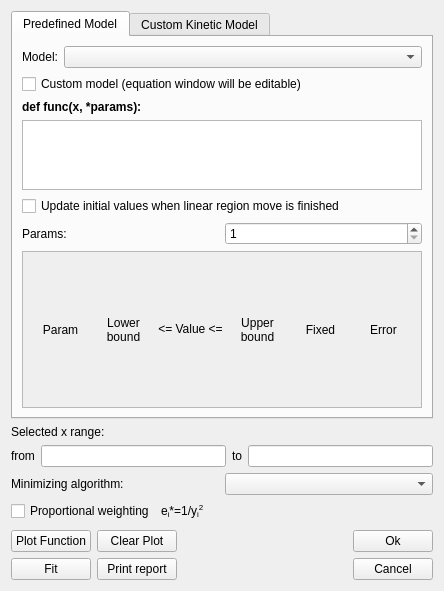
dmadea/Spectra-Manipulator, file spectramanipulator/dialogs/gui_fit_widget.ui: the form before one commit.
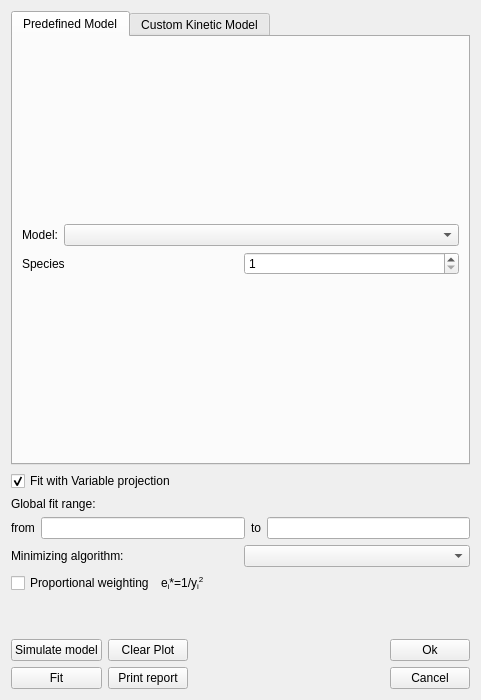
The form after the commit. Custom widgets are drawn as their Qt base class.

What changed in the file:
```diff
--- a/spectramanipulator/dialogs/gui_fit_widget.ui
+++ b/spectramanipulator/dialogs/gui_fit_widget.ui
@@ -6,8 +6,8 @@
    <rect>
     <x>0</x>
     <y>0</y>
-    <width>444</width>
-    <height>591</height>
+    <width>481</width>
+    <height>700</height>
    </rect>
   </property>
   <property name="windowTitle">
@@ -15,7 +15,7 @@
   </property>
   <layout class="QGridLayout" name="gridLayout_4">
    <item row="0" column="0">
-    <layout class="QVBoxLayout" name="verticalLayout_3">
+    <layout class="QVBoxLayout" name="verticalLayout_4">
      <item>
       <widget class="QTabWidget" name="tabWidget">
        <property name="sizePolicy">
@@ -32,7 +32,7 @@
          <string>Predefined Model</string>
         </attribute>
         <layout class="QGridLayout" name="gridLayout">
-         <item row="0" column="0">
+         <item row="1" column="0">
           <layout class="QVBoxLayout" name="verticalLayout">
            <item>
             <layout class="QHBoxLayout" name="horizontalLayout_4">
@@ -55,64 +55,12 @@
              </item>
             </layout>
            </item>
-           <item>
-            <widget class="QCheckBox" name="cbCustom">
-             <property name="text">
-              <string>Custom model (equation window will be editable)</string>
-             </property>
-            </widget>
-           </item>
-           <item>
-            <widget class="QLabel" name="label">
-             <property name="text">
-              <string>&lt;html&gt;&lt;head/&gt;&lt;body&gt;&lt;p&gt;&lt;span style=&quot; font-weight:600;&quot;&gt;def func(x, *params):&lt;/span&gt;&lt;/p&gt;&lt;/body&gt;&lt;/html&gt;</string>
-             </property>
-            </widget>
-           </item>
-           <item>
-            <widget class="QPlainTextEdit" name="pteEquation">
-             <property name="sizePolicy">
-              <sizepolicy hsizetype="Expanding" vsizetype="Expanding">
-               <horstretch>0</horstretch>
-               <verstretch>4</verstretch>
-              </sizepolicy>
-             </property>
-             <property name="minimumSize">
-              <size>
-               <width>0</width>
-               <height>0</height>
-              </size>
-             </property>
-             <property name="maximumSize">
-              <size>
-               <width>16777215</width>
-               <height>16777215</height>
-              </size>
-             </property>
-             <property name="plainText">
-              <string/>
-             </property>
-            </widget>
-           </item>
-           <item>
-            <widget class="QCheckBox" name="cbUpdateInitValues">
-             <property name="sizePolicy">
-              <sizepolicy hsizetype="Ignored" vsizetype="Fixed">
-               <horstretch>0</horstretch>
-               <verstretch>0</verstretch>
-              </sizepolicy>
-             </property>
-             <property name="text">
-              <string>Update initial values when linear region move is finished</string>
-             </property>
-            </widget>
-           </item>
            <item>
             <layout class="QHBoxLayout" name="horizontalLayout_3">
              <item>
               <widget class="QLabel" name="label_9">
                <property name="text">
-                <string>Params:</string>
+                <string>Species</string>
                </property>
               </widget>
              </item>
@@ -122,109 +70,12 @@
                 <number>1</number>
                </property>
                <property name="maximum">
-                <number>10</number>
+                <number>20</number>
                </property>
               </widget>
              </item>
             </layout>
            </item>
-           <item>
-            <widget class="QScrollArea" name="scrollArea_2">
-             <property name="sizePolicy">
-              <sizepolicy hsizetype="Expanding" vsizetype="Expanding">
-               <horstretch>0</horstretch>
-               <verstretch>10</verstretch>
-              </sizepolicy>
-             </property>
-             <property name="horizontalScrollBarPolicy">
-              <enum>Qt::ScrollBarAlwaysOff</enum>
-             </property>
-             <property name="widgetResizable">
-              <bool>true</bool>
-             </property>
-             <widget class="QWidget" name="scrollAreaWidgetContents_3">
-              <property name="geometry">
-               <rect>
-                <x>0</x>
-                <y>0</y>
-                <width>388</width>
-                <height>86</height>
-               </rect>
-              </property>
-              <layout class="QGridLayout" name="gridLayout_6">
-               <item row="0" column="0">
-                <layout class="QGridLayout" name="predefGridLayout">
-                 <item row="0" column="4">
-                  <widget class="QLabel" name="label_7">
-                   <property name="text">
-                    <string>Fixed</string>
-                   </property>
-                   <property name="alignment">
-                    <set>Qt::AlignCenter</set>
-                   </property>
-                  </widget>
-                 </item>
-                 <item row="0" column="0">
-                  <widget class="QLabel" name="label_3">
-                   <property name="text">
-                    <string>Param</string>
-                   </property>
-                   <property name="alignment">
-                    <set>Qt::AlignCenter</set>
-                   </property>
-                   <property name="margin">
-                    <number>0</number>
-                   </property>
-                  </widget>
-                 </item>
-                 <item row="0" column="5">
-                  <widget class="QLabel" name="label_8">
-                   <property name="text">
-                    <string>Error</string>
-                   </property>
-                   <property name="alignment">
-                    <set>Qt::AlignCenter</set>
-                   </property>
-                  </widget>
-                 </item>
-                 <item row="0" column="3">
-                  <widget class="QLabel" name="label_6">
-                   <property name="text">
-                    <string>Upper
-bound</string>
-                   </property>
-                   <property name="alignment">
-                    <set>Qt::AlignCenter</set>
-                   </property>
-                  </widget>
-                 </item>
-                 <item row="0" column="1">
-                  <widget class="QLabel" name="label_4">
-                   <property name="text">
-                    <string>Lower
-bound</string>
-                   </property>
-                   <property name="alignment">
-                    <set>Qt::AlignCenter</set>
-                   </property>
-                  </widget>
-                 </item>
-                 <item row="0" column="2">
-                  <widget class="QLabel" name="label_5">
-                   <property name="text">
-                    <string>&lt;= Value &lt;=</string>
-                   </property>
-                   <property name="alignment">
-                    <set>Qt::AlignCenter</set>
-                   </property>
-                  </widget>
-                 </item>
-                </layout>
-               </item>
-              </layout>
-             </widget>
-            </widget>
-           </item>
           </layout>
          </item>
         </layout>
@@ -434,9 +285,21 @@
       </widget>
      </item>
      <item>
+      <layout class="QVBoxLayout" name="verticalLayout_3">
+       <item>
+        <widget class="QCheckBox" name="cbVarPro">
+         <property name="text">
+          <string>Fit with Variable projection</string>
+         </property>
+         <property name="checked">
+          <bool>true</bool>
+         </property>
+        </widget>
+       </item>
+       <item>
       <widget class="QLabel" name="label_10">
        <property name="text">
-        <string>Selected x range:</string>
+          <string>Global fit range:</string>
        </property>
       </widget>
      </item>
@@ -562,7 +425,7 @@
        <item row="0" column="0">
         <widget class="QPushButton" name="btnPlotFunction">
          <property name="text">
-          <string>Plot Function</string>
+            <string>Simulate model</string>
          </property>
          <property name="checkable">
           <bool>false</bool>
@@ -644,6 +507,8 @@
     </layout>
    </item>
   </layout>
+   </item>
+  </layout>
  </widget>
  <customwidgets>
   <customwidget>
```
Left out of the diff: 10 changed lines with no effect on the pictures. Lines whose indentation alone changed are shown as unchanged.
